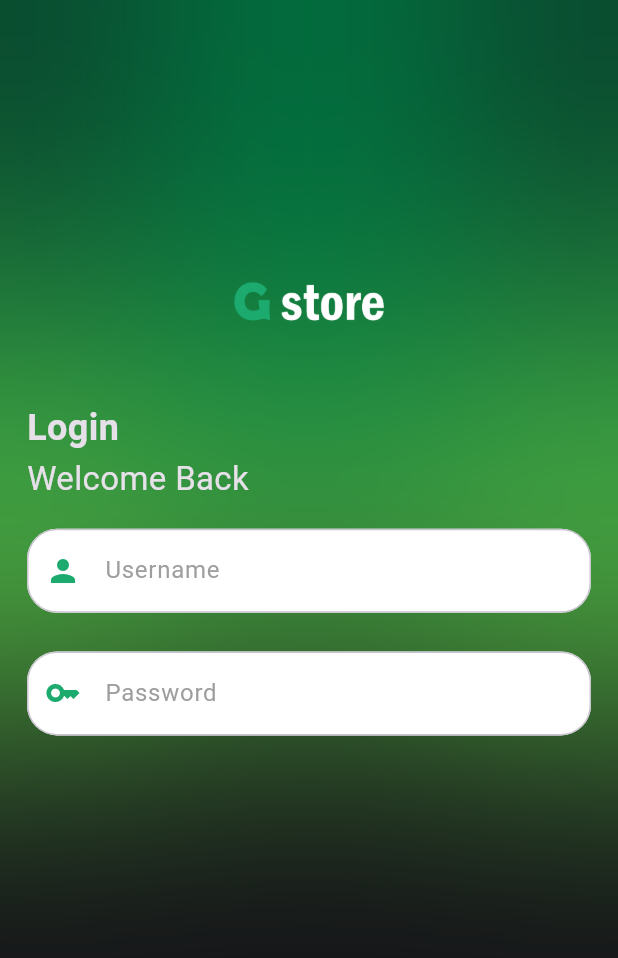
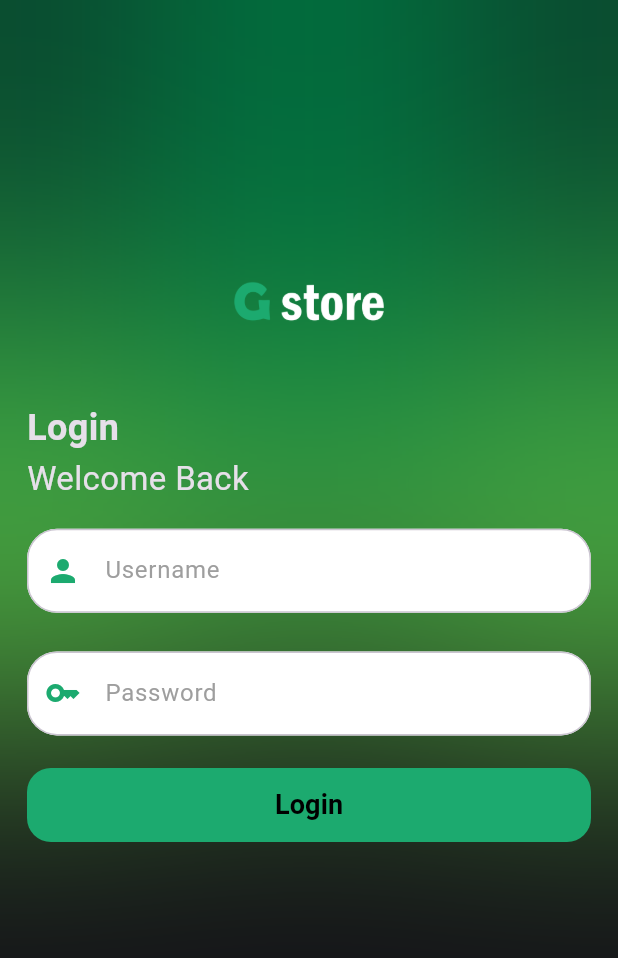
Before and after one commit to HeshamMuhamed00/g_store_app, a Flutter app: the screen it shows after launch, on a phone screen of 412 x 824 dp. Shown: the top 958 px of the screen. Run offline on Flutter 3.47's test engine with Material 3 defaults, Android fonts, the phone set to English and light mode, and no system bars; our stand-ins replace animated_splash_screen, go_router.

Commit message:
create custom button

```diff
--- /dev/null
+++ b/lib/Core/widget/custom_button.dart
@@ -0,0 +1,27 @@
+import 'package:flutter/material.dart';
+import 'package:g_store_app/Core/utils/styles.dart';
+
+class CustomButton extends StatelessWidget {
+  const CustomButton({super.key, required this.text});
+  final String text;
+
+  @override
+  Widget build(BuildContext context) {
+    return SizedBox(
+      height: MediaQuery.of(context).size.height * 0.06,
+      child: TextButton(
+        style: TextButton.styleFrom(
+          backgroundColor: const Color(0xff1CAA6F),
+          shape: RoundedRectangleBorder(
+            borderRadius: BorderRadius.circular(16),
+          ),
+        ),
+        onPressed: () {},
+        child: Text(
+          text,
+          style: Styles.style18.copyWith(color: Colors.black),
+        ),
+      ),
+    );
+  }
+}
--- a/lib/Features/home/presentation/view/widget/home_view_body.dart
+++ b/lib/Features/home/presentation/view/widget/home_view_body.dart
@@ -1,6 +1,7 @@
 import 'package:flutter/material.dart';
 import 'package:g_store_app/Core/utils/styles.dart';
 import 'package:g_store_app/Core/widget/custom_background.dart';
+import 'package:g_store_app/Core/widget/custom_button.dart';
 import 'package:g_store_app/Features/home/presentation/view/widget/custom_text_feild.dart';
 
 class HomeViewBody extends StatelessWidget {
@@ -13,7 +14,7 @@ class HomeViewBody extends StatelessWidget {
         padding: const EdgeInsets.symmetric(horizontal: 18),
         child: Column(
           mainAxisAlignment: MainAxisAlignment.start,
-          crossAxisAlignment: CrossAxisAlignment.start,
+          crossAxisAlignment: CrossAxisAlignment.stretch,
           children: [
             const Image(
               image: AssetImage('assets/Untitled-1text.png'),
@@ -54,7 +55,13 @@ class HomeViewBody extends StatelessWidget {
                 Icons.key,
                 color: Color(0xff1CAA6F),
               ),
-            )
+            ),
+            const SizedBox(
+              height: 20,
+            ),
+            const CustomButton(
+              text: 'Login',
+            ),
           ],
         ),
       ),
```
